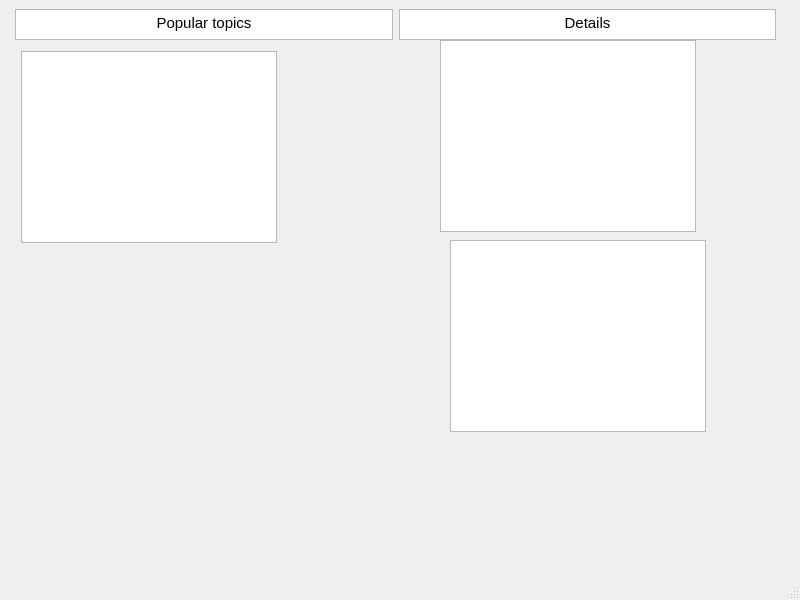
Above: mainwindow.ui from IvanRamyk/labs before the change. Below: the same form after it.
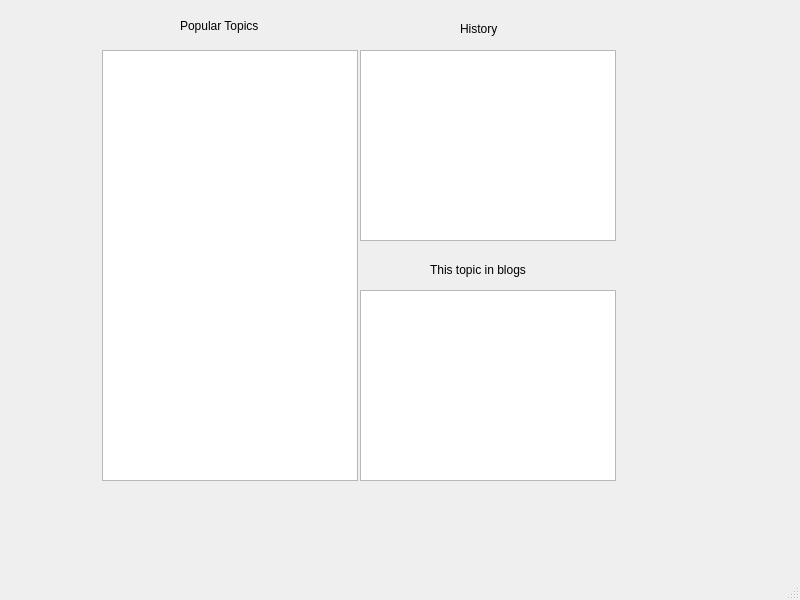
That is the form after the change.

```diff
--- a/mainwindow.ui
+++ b/mainwindow.ui
@@ -17,70 +17,75 @@
    <widget class="QTableWidget" name="details">
     <property name="geometry">
      <rect>
-      <x>440</x>
-      <y>40</y>
+      <x>360</x>
+      <y>50</y>
       <width>256</width>
-      <height>192</height>
+      <height>191</height>
      </rect>
     </property>
    </widget>
    <widget class="QTableWidget" name="blogs">
     <property name="geometry">
      <rect>
-      <x>450</x>
-      <y>240</y>
+      <x>360</x>
+      <y>290</y>
       <width>256</width>
-      <height>192</height>
+      <height>191</height>
      </rect>
     </property>
    </widget>
-   <widget class="QWidget" name="">
-    <property name="geometry">
-     <rect>
-      <x>15</x>
-      <y>9</y>
-      <width>761</width>
-      <height>31</height>
-     </rect>
-    </property>
-    <layout class="QHBoxLayout" name="horizontalLayout_2">
-     <item>
-      <widget class="QTextBrowser" name="textBrowser">
-       <property name="html">
-        <string>&lt;!DOCTYPE HTML PUBLIC &quot;-//W3C//DTD HTML 4.0//EN&quot; &quot;http://www.w3.org/TR/REC-html40/strict.dtd&quot;&gt;
-&lt;html&gt;&lt;head&gt;&lt;meta name=&quot;qrichtext&quot; content=&quot;1&quot; /&gt;&lt;style type=&quot;text/css&quot;&gt;
-p, li { white-space: pre-wrap; }
-&lt;/style&gt;&lt;/head&gt;&lt;body style=&quot; font-family:'Ubuntu'; font-size:11pt; font-weight:400; font-style:normal;&quot;&gt;
-&lt;p align=&quot;center&quot; style=&quot; margin-top:0px; margin-bottom:0px; margin-left:0px; margin-right:0px; -qt-block-indent:0; text-indent:0px;&quot;&gt;&lt;span style=&quot; font-family:'Ubuntu';&quot;&gt;Popular topics&lt;/span&gt;&lt;/p&gt;&lt;/body&gt;&lt;/html&gt;</string>
-       </property>
-      </widget>
-     </item>
-     <item>
-      <widget class="QTextBrowser" name="textBrowser_2">
-       <property name="html">
-        <string>&lt;!DOCTYPE HTML PUBLIC &quot;-//W3C//DTD HTML 4.0//EN&quot; &quot;http://www.w3.org/TR/REC-html40/strict.dtd&quot;&gt;
-&lt;html&gt;&lt;head&gt;&lt;meta name=&quot;qrichtext&quot; content=&quot;1&quot; /&gt;&lt;style type=&quot;text/css&quot;&gt;
-p, li { white-space: pre-wrap; }
-&lt;/style&gt;&lt;/head&gt;&lt;body style=&quot; font-family:'Ubuntu'; font-size:11pt; font-weight:400; font-style:normal;&quot;&gt;
-&lt;p align=&quot;center&quot; style=&quot; margin-top:0px; margin-bottom:0px; margin-left:0px; margin-right:0px; -qt-block-indent:0; text-indent:0px;&quot;&gt;&lt;span style=&quot; font-family:'Ubuntu';&quot;&gt;Details&lt;/span&gt;&lt;/p&gt;&lt;/body&gt;&lt;/html&gt;</string>
-       </property>
-      </widget>
-     </item>
-    </layout>
-   </widget>
    <widget class="QTableWidget" name="topics">
     <property name="geometry">
      <rect>
-      <x>21</x>
-      <y>51</y>
+      <x>102</x>
+      <y>50</y>
       <width>256</width>
-      <height>192</height>
+      <height>431</height>
      </rect>
     </property>
     <property name="autoFillBackground">
      <bool>false</bool>
     </property>
    </widget>
+   <widget class="QLabel" name="label">
+    <property name="geometry">
+     <rect>
+      <x>180</x>
+      <y>10</y>
+      <width>101</width>
+      <height>31</height>
+     </rect>
+    </property>
+    <property name="text">
+     <string>Popular Topics</string>
+    </property>
+   </widget>
+   <widget class="QLabel" name="label_2">
+    <property name="geometry">
+     <rect>
+      <x>460</x>
+      <y>20</y>
+      <width>67</width>
+      <height>17</height>
+     </rect>
+    </property>
+    <property name="text">
+     <string>History</string>
+    </property>
+   </widget>
+   <widget class="QLabel" name="label_3">
+    <property name="geometry">
+     <rect>
+      <x>430</x>
+      <y>260</y>
+      <width>131</width>
+      <height>20</height>
+     </rect>
+    </property>
+    <property name="text">
+     <string>This topic in blogs</string>
+    </property>
+   </widget>
   </widget>
   <widget class="QMenuBar" name="menubar">
    <property name="geometry">
```
